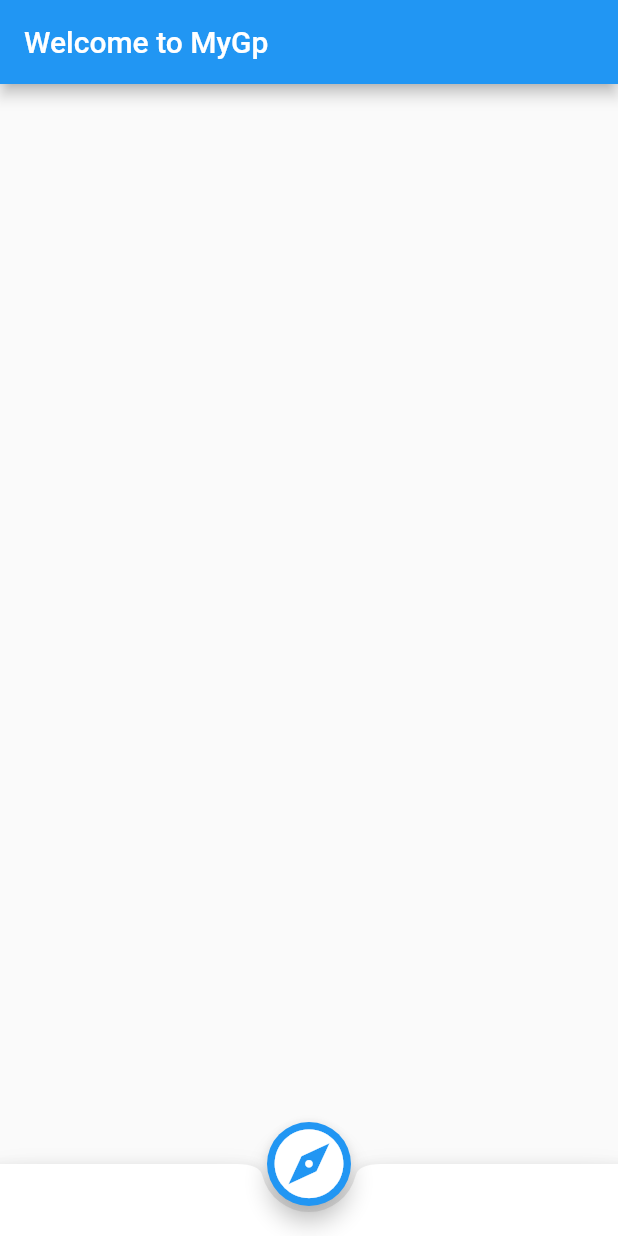
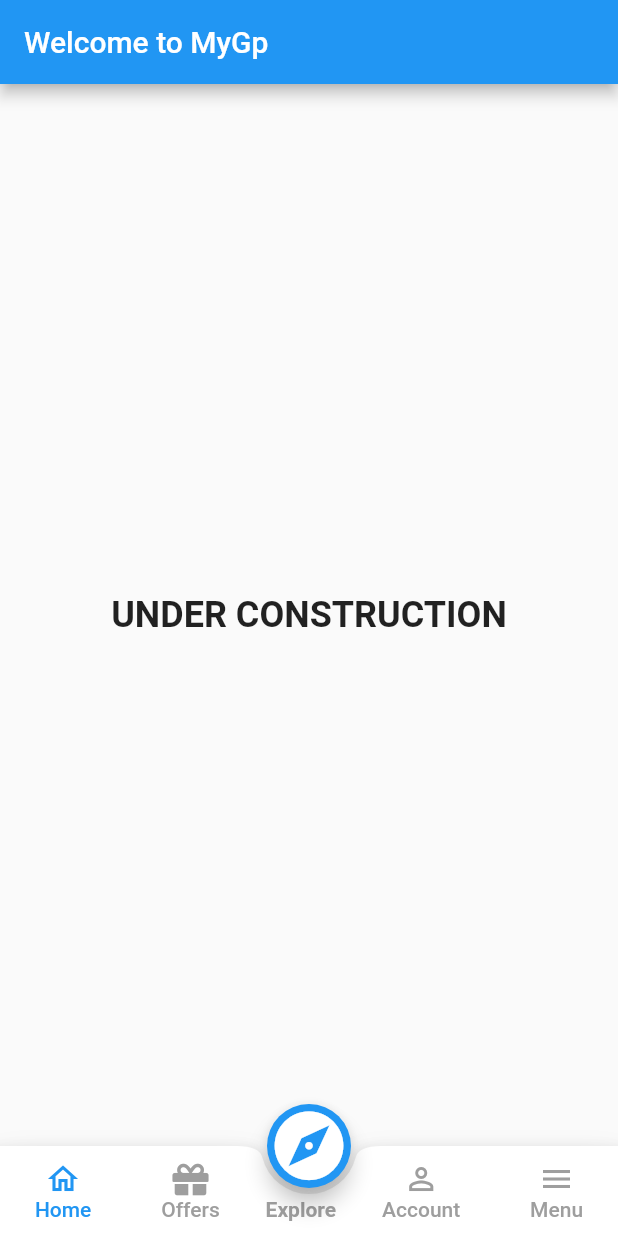
Before and after one commit to mdkamrulislam-web/my_gp_app_remake, a Flutter app: the screen it shows after launch, on a phone screen of 412 x 824 dp. Run offline on Flutter 3.47's test engine with Material 2 defaults, Android fonts, the phone set to English and light mode, and no system bars; our stand-ins replace font_awesome_flutter.

Commit message:
5th Commit - 13th October 2021

```diff
--- /dev/null
+++ b/lib/constants.dart
@@ -0,0 +1,11 @@
+import 'package:flutter/material.dart';
+
+TextStyle kBottomAppBarTextUnseleted = TextStyle(
+    color: Colors.grey,
+    fontWeight: FontWeight.w600); //fromRGBO(164, 164, 164, 1))
+
+TextStyle kBottomAppBarTextSeleted =
+    TextStyle(color: Colors.blue, fontWeight: FontWeight.w600);
+
+TextStyle kBottomAppBarToggle =
+    TextStyle(color: Colors.grey, fontWeight: FontWeight.w600);
--- a/lib/main.dart
+++ b/lib/main.dart
@@ -1,7 +1,7 @@
 import 'package:flutter/material.dart';
 import 'package:font_awesome_flutter/font_awesome_flutter.dart';
-import 'package:testing/gptabbar.dart';
-import 'package:testing/gptabbarbody.dart';
+import 'package:testing/offerpage/gptabbar.dart';
+import 'package:testing/offerpage/gptabbarbody.dart';
 import 'package:testing/pages/home.dart';
 // import 'gpbottomappbar.dart';
 
--- a/lib/gptabbarbody.dart
+++ b/lib/offerpage/gptabbarbody.dart
@@ -1,5 +1,5 @@
 import 'package:flutter/material.dart';
-import 'package:testing/gprechargeoffers.dart';
+import 'package:testing/offerpage/gprechargeoffers.dart';
 
 class GPTabBarBody extends StatelessWidget {
   const GPTabBarBody({
--- a/lib/pages/dashboard.dart
+++ b/lib/pages/dashboard.dart
@@ -14,6 +14,15 @@ class _DashboardState extends State<Dashboard> {
       appBar: AppBar(
         title: Text('Welcome to MyGp'),
       ),
+      body: Center(
+        child: const Text(
+          'UNDER CONSTRUCTION',
+          style: TextStyle(
+            fontWeight: FontWeight.bold,
+            fontSize: 24,
+          ),
+        ),
+      ),
     );
   }
 }
--- a/lib/pages/home.dart
+++ b/lib/pages/home.dart
@@ -1,9 +1,12 @@
+import 'package:flutter/cupertino.dart';
 import 'package:flutter/material.dart';
+import 'package:font_awesome_flutter/font_awesome_flutter.dart';
 import 'package:testing/pages/account.dart';
 import 'package:testing/pages/dashboard.dart';
 import 'package:testing/pages/explore.dart';
 import 'package:testing/pages/menu.dart';
 import 'package:testing/pages/offers.dart';
+import 'package:testing/constants.dart';
 
 class Home extends StatefulWidget {
   const Home({Key? key}) : super(key: key);
@@ -27,6 +30,9 @@ class _HomeState extends State<Home> {
   // Widget currentScreen = Dashboard();
   Widget currentScreen = Dashboard();
   final PageStorageBucket bucket = PageStorageBucket();
+  bool pressed = true;
+  bool unpressed = false;
+  String buttonText = 'Explore';
 
   @override
   Widget build(BuildContext context) {
@@ -36,7 +42,13 @@ class _HomeState extends State<Home> {
         child: currentScreen,
       ),
       floatingActionButton: FloatingActionButton(
-        onPressed: () {},
+        onPressed: () {
+          setState(() {
+            pressed = !pressed;
+            currentScreen = Explore();
+            currentTab = 4;
+          });
+        },
         backgroundColor: Colors.blue,
         child: Icon(
           Icons.explore,
@@ -50,27 +62,116 @@ class _HomeState extends State<Home> {
       bottomNavigationBar: BottomAppBar(
         shape: CircularNotchedRectangle(),
         child: Container(
+          height: 60,
           child: Row(
-            children: [
+            mainAxisAlignment: MainAxisAlignment.spaceAround,
+            children: <Widget>[
               MaterialButton(
+                minWidth: 40,
                 onPressed: () {
-                  setState(() {
-                    // currentScreen = Explore();
-                    currentScreen = Dashboard();
-                    currentTab = 0;
-                  });
+                  setState(
+                    () {
+                      // currentScreen = Explore();
+                      currentScreen = Dashboard();
+                      currentTab = 0;
+                    },
+                  );
                 },
-                //   child: Column(
-                //     children: <Widget>[
-                //       Icon(Icons.explore,
-                //           color: currentTab == 0 ? Colors.blue : Colors.amber),
-                //       Text(
-                //         'Explore',
-                //         style: TextStyle(
-                //             color: currentTab == 0 ? Colors.blue : Colors.amber),
-                //       ),
-                //     ],
-                //   ),
+                child: Column(
+                  mainAxisAlignment: MainAxisAlignment.center,
+                  children: <Widget>[
+                    Icon(Icons.home_outlined,
+                        color: currentTab == 0 ? Colors.blue : Colors.grey),
+                    Text(
+                      'Home',
+                      style: TextStyle(
+                          color: currentTab == 0 ? Colors.blue : Colors.grey),
+                    ),
+                  ],
+                ),
+              ),
+              MaterialButton(
+                minWidth: 40,
+                onPressed: () {
+                  setState(
+                    () {
+                      currentScreen = Offers();
+                      currentTab = 1;
+                    },
+                  );
+                },
+                child: Column(
+                  mainAxisAlignment: MainAxisAlignment.center,
+                  children: <Widget>[
+                    FaIcon(FontAwesomeIcons.gift,
+                        color: currentTab == 1 ? Colors.blue : Colors.grey),
+                    Text(
+                      'Offers',
+                      style: TextStyle(
+                          color: currentTab == 1 ? Colors.blue : Colors.grey),
+                    ),
+                  ],
+                ),
+              ),
+              Align(
+                alignment: Alignment.bottomCenter,
+                child: Padding(
+                  padding: EdgeInsets.only(bottom: 10.0),
+                  child: Text(
+                    buttonText,
+                    style: pressed
+                        ? kBottomAppBarTextUnseleted
+                        : kBottomAppBarTextSeleted,
+                  ),
+                ),
+              ),
+              MaterialButton(
+                minWidth: 40,
+                onPressed: () {
+                  setState(
+                    () {
+                      // currentScreen = Explore();
+                      currentScreen = Account();
+                      currentTab = 2;
+                    },
+                  );
+                },
+                child: Column(
+                  mainAxisAlignment: MainAxisAlignment.center,
+                  children: <Widget>[
+                    Icon(Icons.person_outline,
+                        color: currentTab == 2 ? Colors.blue : Colors.grey),
+                    Text(
+                      'Account',
+                      style: TextStyle(
+                          color: currentTab == 2 ? Colors.blue : Colors.grey),
+                    ),
+                  ],
+                ),
+              ),
+              MaterialButton(
+                minWidth: 40,
+                onPressed: () {
+                  setState(
+                    () {
+                      // currentScreen = Explore();
+                      currentScreen = Menu();
+                      currentTab = 3;
+                    },
+                  );
+                },
+                child: Column(
+                  mainAxisAlignment: MainAxisAlignment.center,
+                  children: <Widget>[
+                    Icon(Icons.menu,
+                        color: currentTab == 3 ? Colors.blue : Colors.grey),
+                    Text(
+                      'Menu',
+                      style: TextStyle(
+                          color: currentTab == 3 ? Colors.blue : Colors.grey),
+                    ),
+                  ],
+                ),
               ),
             ],
           ),
```
Also changed, not shown: lib/pages/account.dart (+9 -0 lines), lib/pages/explore.dart (+9 -0 lines), lib/pages/menu.dart (+9 -0 lines), lib/pages/offers.dart (+2 -15 lines), lib/offerpage/bundlecard.dart (renamed from lib/bundlecard.dart), lib/offerpage/gprechargeoffers.dart (renamed from lib/gprechargeoffers.dart), lib/offerpage/gptabbar.dart (renamed from lib/gptabbar.dart).
